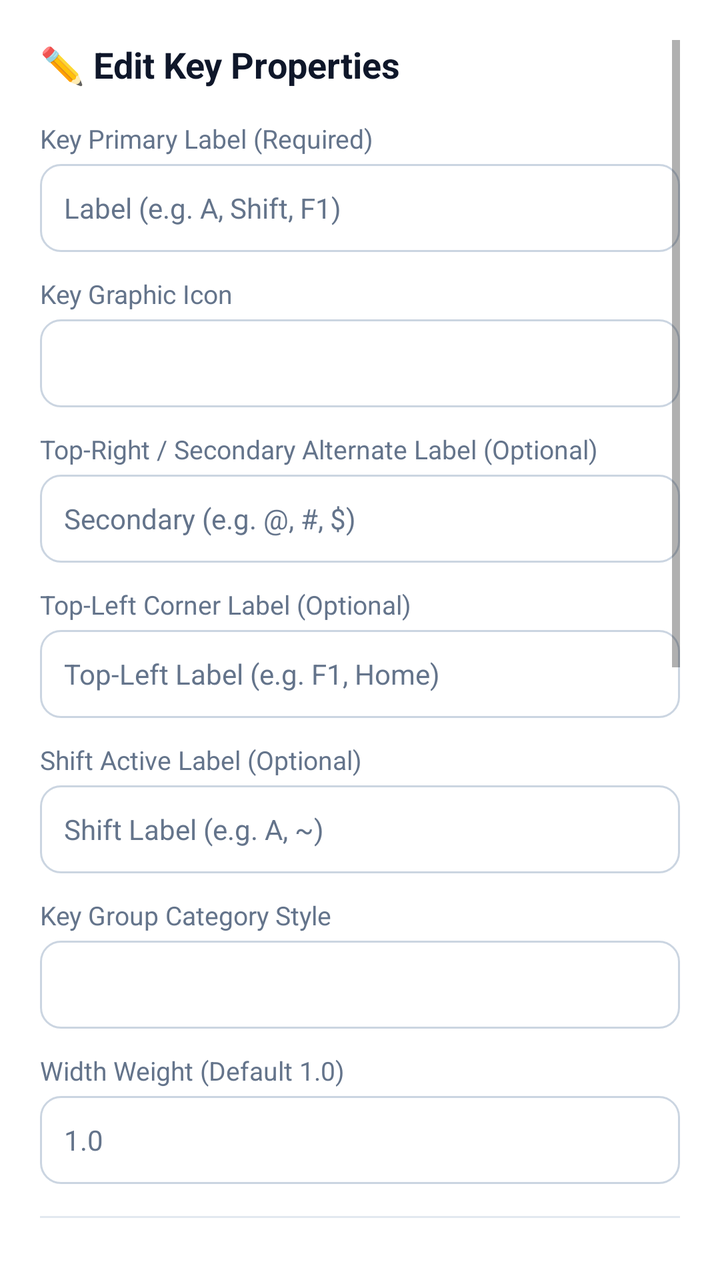
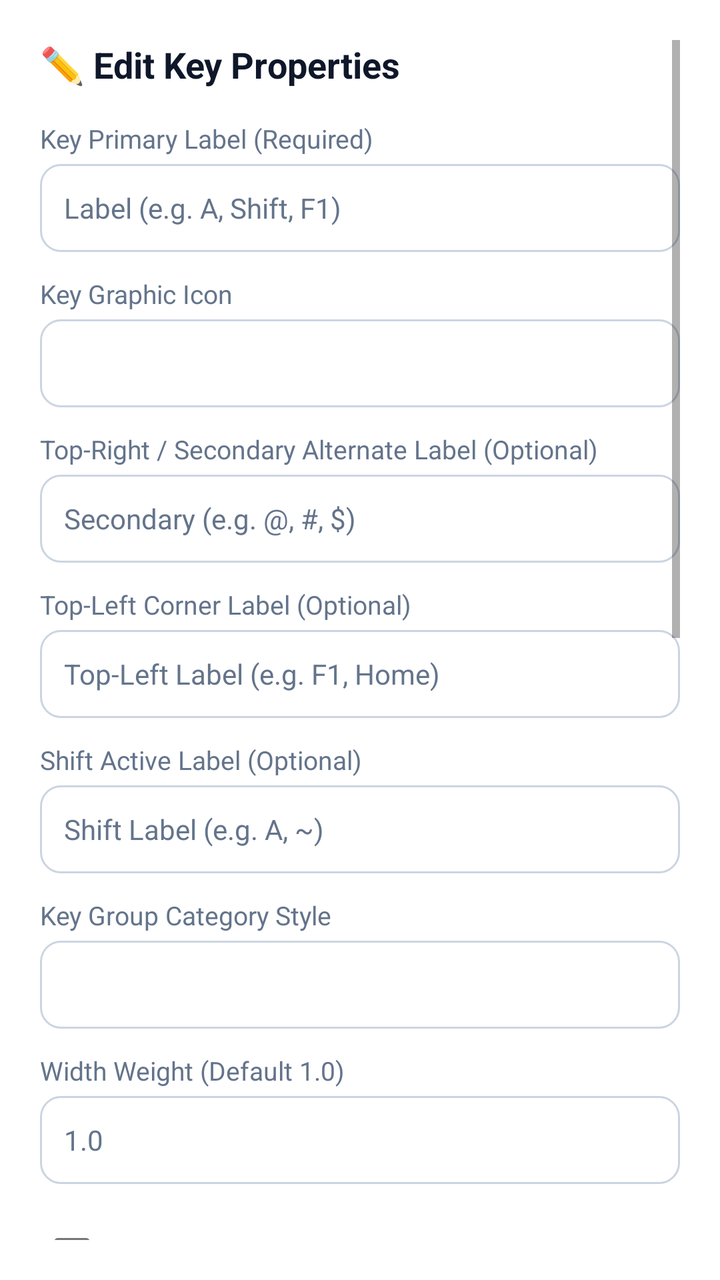

Before-and-after screenshots of an Android layout around one commit, followed by the original layout XML and the change that was made.
<!-- AndroidManifest.xml: application theme Theme.ProgrammerKeyboard -->
<!-- res/layout/dialog_edit_key.xml -->
<?xml version="1.0" encoding="utf-8"?>
<ScrollView xmlns:android="http://schemas.android.com/apk/res/android"
    android:layout_width="match_parent"
    android:layout_height="wrap_content"
    android:fillViewport="true"
    android:isScrollContainer="true"
    android:padding="20dp">

    <LinearLayout
        android:layout_width="match_parent"
        android:layout_height="wrap_content"
        android:orientation="vertical">

        <TextView
            android:layout_width="wrap_content"
            android:layout_height="wrap_content"
            android:text="✏️ Edit Key Properties"
            android:textColor="@color/settings_text_header"
            android:textSize="18sp"
            android:textStyle="bold"
            android:layout_marginBottom="16dp" />

        
        <TextView
            android:layout_width="wrap_content"
            android:layout_height="wrap_content"
            android:text="Key Primary Label (Required)"
            android:textColor="@color/settings_text_sub"
            android:textSize="13sp"
            android:layout_marginBottom="4dp" />

        <EditText
            android:id="@+id/etEditKeyPrimaryLabel"
            android:layout_width="match_parent"
            android:layout_height="44dp"
            android:background="@drawable/bg_spinner_card"
            android:hint="Label (e.g. A, Shift, F1)"
            android:textColorHint="#64748B"
            android:paddingStart="12dp"
            android:paddingEnd="12dp"
            android:textColor="@color/settings_text_header"
            android:textSize="14sp"
            android:layout_marginBottom="12dp" />

        
        <TextView
            android:layout_width="wrap_content"
            android:layout_height="wrap_content"
            android:text="Key Graphic Icon"
            android:textColor="@color/settings_text_sub"
            android:textSize="13sp"
            android:layout_marginBottom="4dp" />

        <Spinner
            android:id="@+id/spEditKeyIcon"
            android:layout_width="match_parent"
            android:layout_height="44dp"
            android:background="@drawable/bg_spinner_card"
            android:paddingStart="12dp"
            android:paddingEnd="12dp"
            android:layout_marginBottom="12dp" />

        
        <TextView
            android:layout_width="wrap_content"
            android:layout_height="wrap_content"
            android:text="Top-Right / Secondary Alternate Label (Optional)"
            android:textColor="@color/settings_text_sub"
            android:textSize="13sp"
            android:layout_marginBottom="4dp" />

        <EditText
            android:id="@+id/etEditKeySecondaryLabel"
            android:layout_width="match_parent"
            android:layout_height="44dp"
            android:background="@drawable/bg_spinner_card"
            android:hint="Secondary (e.g. @, #, $)"
            android:textColorHint="#64748B"
            android:paddingStart="12dp"
            android:paddingEnd="12dp"
            android:textColor="@color/settings_text_header"
            android:textSize="14sp"
            android:layout_marginBottom="12dp" />

        
        <TextView
            android:layout_width="wrap_content"
            android:layout_height="wrap_content"
            android:text="Top-Left Corner Label (Optional)"
            android:textColor="@color/settings_text_sub"
            android:textSize="13sp"
            android:layout_marginBottom="4dp" />

        <EditText
            android:id="@+id/etEditKeyTopLeftLabel"
            android:layout_width="match_parent"
            android:layout_height="44dp"
            android:background="@drawable/bg_spinner_card"
            android:hint="Top-Left Label (e.g. F1, Home)"
            android:textColorHint="#64748B"
            android:paddingStart="12dp"
            android:paddingEnd="12dp"
            android:textColor="@color/settings_text_header"
            android:textSize="14sp"
            android:layout_marginBottom="12dp" />

        
        <TextView
            android:layout_width="wrap_content"
            android:layout_height="wrap_content"
            android:text="Shift Active Label (Optional)"
            android:textColor="@color/settings_text_sub"
            android:textSize="13sp"
            android:layout_marginBottom="4dp" />

        <EditText
            android:id="@+id/etEditKeyShiftLabel"
            android:layout_width="match_parent"
            android:layout_height="44dp"
            android:background="@drawable/bg_spinner_card"
            android:hint="Shift Label (e.g. A, ~)"
            android:textColorHint="#64748B"
            android:paddingStart="12dp"
            android:paddingEnd="12dp"
            android:textColor="@color/settings_text_header"
            android:textSize="14sp"
            android:layout_marginBottom="12dp" />

        
        <TextView
            android:layout_width="wrap_content"
            android:layout_height="wrap_content"
            android:text="Key Group Category Style"
            android:textColor="@color/settings_text_sub"
            android:textSize="13sp"
            android:layout_marginBottom="4dp" />

        <Spinner
            android:id="@+id/spEditKeyCategoryStyle"
            android:layout_width="match_parent"
            android:layout_height="44dp"
            android:background="@drawable/bg_spinner_card"
            android:paddingStart="12dp"
            android:paddingEnd="12dp"
            android:layout_marginBottom="12dp" />

        
        <TextView
            android:layout_width="wrap_content"
            android:layout_height="wrap_content"
            android:text="Width Weight (Default 1.0)"
            android:textColor="@color/settings_text_sub"
            android:textSize="13sp"
            android:layout_marginBottom="4dp" />

        <EditText
            android:id="@+id/etEditKeyWidthWeight"
            android:layout_width="match_parent"
            android:layout_height="44dp"
            android:background="@drawable/bg_spinner_card"
            android:hint="1.0"
            android:textColorHint="#64748B"
            android:inputType="numberDecimal"
            android:paddingStart="12dp"
            android:paddingEnd="12dp"
            android:textColor="@color/settings_text_header"
            android:textSize="14sp"
            android:layout_marginBottom="16dp" />

        
        <View
            android:layout_width="match_parent"
            android:layout_height="1dp"
            android:background="@color/settings_divider"
            android:layout_marginBottom="16dp" />

        <TextView
            android:layout_width="wrap_content"
            android:layout_height="wrap_content"
            android:text="⚡ Access Method Key Actions"
            android:textColor="@color/key_text_primary"
            android:textSize="15sp"
            android:textStyle="bold"
            android:layout_marginBottom="12dp" />

        
        <TextView
            android:layout_width="wrap_content"
            android:layout_height="wrap_content"
            android:text="1. On Tap / Press Action"
            android:textColor="#38BDF8"
            android:textSize="13sp"
            android:textStyle="bold"
            android:layout_marginBottom="4dp" />

        <Spinner
            android:id="@+id/spEditKeyActionType"
            android:layout_width="match_parent"
            android:layout_height="44dp"
            android:background="@drawable/bg_spinner_card"
            android:paddingStart="12dp"
            android:paddingEnd="12dp"
            android:layout_marginBottom="4dp" />

        <Spinner
            android:id="@+id/spEditKeyActionParamSelect"
            android:layout_width="match_parent"
            android:layout_height="44dp"
            android:background="@drawable/bg_spinner_card"
            android:paddingStart="12dp"
            android:paddingEnd="12dp"
            android:visibility="gone"
            android:layout_marginBottom="4dp" />

        <EditText
            android:id="@+id/etEditKeyActionParam"
            android:layout_width="match_parent"
            android:layout_height="44dp"
            android:background="@drawable/bg_spinner_card"
            android:hint="Parameter (e.g. text string or keycode)"
            android:textColorHint="#64748B"
            android:paddingStart="12dp"
            android:paddingEnd="12dp"
            android:textColor="@color/settings_text_header"
            android:textSize="14sp"
            android:layout_marginBottom="16dp" />

        
        <TextView
            android:layout_width="wrap_content"
            android:layout_height="wrap_content"
            android:text="2. On Long Press Action"
            android:textColor="#38BDF8"
            android:textSize="13sp"
            android:textStyle="bold"
            android:layout_marginBottom="4dp" />

        <Spinner
            android:id="@+id/spEditKeyLongPressType"
            android:layout_width="match_parent"
            android:layout_height="44dp"
            android:background="@drawable/bg_spinner_card"
            android:paddingStart="12dp"
            android:paddingEnd="12dp"
            android:layout_marginBottom="4dp" />

        <Spinner
            android:id="@+id/spEditKeyLongPressParamSelect"
            android:layout_width="match_parent"
            android:layout_height="44dp"
            android:background="@drawable/bg_spinner_card"
            android:paddingStart="12dp"
            android:paddingEnd="12dp"
            android:visibility="gone"
            android:layout_marginBottom="4dp" />

        <EditText
            android:id="@+id/etEditKeyLongPressParam"
            android:layout_width="match_parent"
            android:layout_height="44dp"
            android:background="@drawable/bg_spinner_card"
            android:hint="Parameter (e.g. repeat keycode, layout name, text)"
            android:textColorHint="#64748B"
            android:paddingStart="12dp"
            android:paddingEnd="12dp"
            android:textColor="@color/settings_text_header"
            android:textSize="14sp"
            android:layout_marginBottom="16dp" />

        
        <TextView
            android:layout_width="wrap_content"
            android:layout_height="wrap_content"
            android:text="3. On Swipe Up Action"
            android:textColor="#38BDF8"
            android:textSize="13sp"
            android:textStyle="bold"
            android:layout_marginBottom="4dp" />

        <Spinner
            android:id="@+id/spEditKeySwipeUpType"
            android:layout_width="match_parent"
            android:layout_height="44dp"
            android:background="@drawable/bg_spinner_card"
            android:paddingStart="12dp"
            android:paddingEnd="12dp"
            android:layout_marginBottom="4dp" />

        <Spinner
            android:id="@+id/spEditKeySwipeUpParamSelect"
            android:layout_width="match_parent"
            android:layout_height="44dp"
            android:background="@drawable/bg_spinner_card"
            android:paddingStart="12dp"
            android:paddingEnd="12dp"
            android:visibility="gone"
            android:layout_marginBottom="4dp" />

        <EditText
            android:id="@+id/etEditKeySwipeUpParam"
            android:layout_width="match_parent"
            android:layout_height="44dp"
            android:background="@drawable/bg_spinner_card"
            android:hint="Parameter (e.g. text character, keycode)"
            android:textColorHint="#64748B"
            android:paddingStart="12dp"
            android:paddingEnd="12dp"
            android:textColor="@color/settings_text_header"
            android:textSize="14sp"
            android:layout_marginBottom="16dp" />

        
        <TextView
            android:layout_width="wrap_content"
            android:layout_height="wrap_content"
            android:text="4. On Swipe Down Action"
            android:textColor="#38BDF8"
            android:textSize="13sp"
            android:textStyle="bold"
            android:layout_marginBottom="4dp" />

        <Spinner
            android:id="@+id/spEditKeySwipeDownType"
            android:layout_width="match_parent"
            android:layout_height="44dp"
            android:background="@drawable/bg_spinner_card"
            android:paddingStart="12dp"
            android:paddingEnd="12dp"
            android:layout_marginBottom="4dp" />

        <Spinner
            android:id="@+id/spEditKeySwipeDownParamSelect"
            android:layout_width="match_parent"
            android:layout_height="44dp"
            android:background="@drawable/bg_spinner_card"
            android:paddingStart="12dp"
            android:paddingEnd="12dp"
            android:visibility="gone"
            android:layout_marginBottom="4dp" />

        <EditText
            android:id="@+id/etEditKeySwipeDownParam"
            android:layout_width="match_parent"
            android:layout_height="44dp"
            android:background="@drawable/bg_spinner_card"
            android:hint="Parameter (e.g. text character, keycode)"
            android:textColorHint="#64748B"
            android:paddingStart="12dp"
            android:paddingEnd="12dp"
            android:textColor="@color/settings_text_header"
            android:textSize="14sp"
            android:layout_marginBottom="20dp" />

        
        <Button
            android:id="@+id/btnDeleteKey"
            android:layout_width="match_parent"
            android:layout_height="44dp"
            android:backgroundTint="#7F1D1D"
            android:text="🗑️ Delete Key from Layout"
            android:textColor="#FFFFFF"
            android:textSize="13sp"
            android:textStyle="bold" />

    </LinearLayout>
</ScrollView>
<!-- resources referenced by this layout -->
<resources>
  <color name="key_text_primary">#0F172A</color>
  <color name="settings_divider">#E2E8F0</color>
  <color name="settings_text_header">#0F172A</color>
  <color name="settings_text_sub">#64748B</color>
  <!-- drawable bg_spinner_card (drawable) -->
  <?xml version="1.0" encoding="utf-8"?>
  <shape xmlns:android="http://schemas.android.com/apk/res/android"
      android:shape="rectangle">
      <solid android:color="@color/settings_card_bg" />
      <corners android:radius="10dp" />
      <stroke
          android:width="1dp"
          android:color="@color/settings_card_border" />
  </shape>
  <style name="Theme.ProgrammerKeyboard" parent="Theme.MaterialComponents.DayNight.NoActionBar">
          <item name="colorPrimary">#38BDF8</item>
          <item name="colorPrimaryVariant">#0284C7</item>
          <item name="colorOnPrimary">#0F172A</item>
          <item name="android:statusBarColor">#12141C</item>
          <item name="android:navigationBarColor">#12141C</item>
      </style>
  <color name="settings_card_bg">#FFFFFF</color>
  <color name="settings_card_border">#CBD5E1</color>
</resources>

<!-- the commit's change to res/layout/dialog_edit_key.xml (unified diff, before → after) -->
@@ -165,6 +165,15 @@
             android:paddingEnd="12dp"
             android:textColor="@color/settings_text_header"
             android:textSize="14sp"
+            android:layout_marginBottom="12dp" />
+
+        <CheckBox
+            android:id="@+id/cbEditKeyIsSpacer"
+            android:layout_width="wrap_content"
+            android:layout_height="wrap_content"
+            android:text="Blank Spacer Gap (Invisible in keyboard)"
+            android:textColor="#38BDF8"
+            android:textSize="13sp"
             android:layout_marginBottom="16dp" />
 
         
